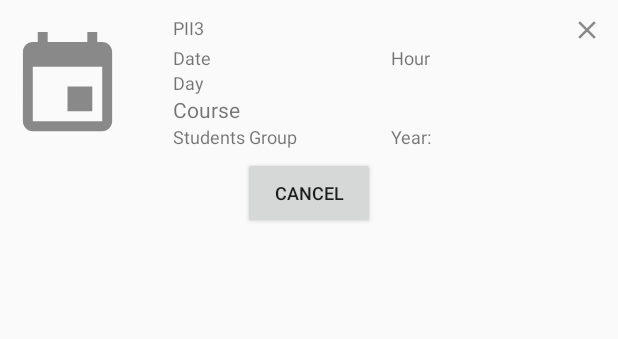
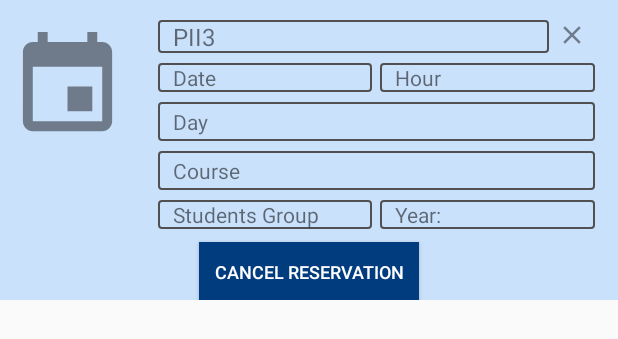
Before and after one commit to VictoriaFargutu/unibook-android, an Android app: the layout reservation_quick_view_layout.xml on its own in the app's theme, with its tools: preview values and no code run, on a phone screen of 412 x 824 dp. Shown: the top 339 px of the screen. Run offline under Robolectric (Android 15) with nearby library versions, the phone set to English and light mode, and no system bars; network calls fail.

Commit message:
A little change to quick view layout

```diff
--- a/app/src/main/java/com/fargutuvictoria/unibook/ui/home/adapter/classroom/ClassroomListViewAdapter.java
+++ b/app/src/main/java/com/fargutuvictoria/unibook/ui/home/adapter/classroom/ClassroomListViewAdapter.java
@@ -6,7 +6,6 @@ import android.view.View;
 import android.view.ViewGroup;
 import android.widget.ImageView;
 import android.widget.TextView;
-import android.widget.Toast;
 
 import com.fargutuvictoria.commons.model.Classroom;
 import com.fargutuvictoria.unibook.R;
@@ -59,7 +58,7 @@ public class ClassroomListViewAdapter extends RecyclerView.Adapter<ClassroomList
             itemView.setOnClickListener(new View.OnClickListener() {
                 @Override
                 public void onClick(View view) {
-                    Toast.makeText(itemView.getContext(), "Under development", Toast.LENGTH_SHORT).show();
+                    actionHandler.onArrowClick(classroom);
                 }
             });
 
--- a/app/src/main/java/com/fargutuvictoria/unibook/ui/home/classroom/lab/LabRoomContract.java
+++ b/app/src/main/java/com/fargutuvictoria/unibook/ui/home/classroom/lab/LabRoomContract.java
@@ -8,6 +8,7 @@ import java.util.List;
 public interface LabRoomContract {
     interface Fragment {
         void showLabRoomsLoaded(List<Classroom> classrooms);
+        void openReservationActivity();
     }
 
     interface Presenter extends ActionHandler {
--- a/app/src/main/java/com/fargutuvictoria/unibook/ui/home/classroom/lab/LabRoomFragment.java
+++ b/app/src/main/java/com/fargutuvictoria/unibook/ui/home/classroom/lab/LabRoomFragment.java
@@ -1,5 +1,6 @@
 package com.fargutuvictoria.unibook.ui.home.classroom.lab;
 
+import android.content.Intent;
 import android.os.Bundle;
 import android.support.annotation.NonNull;
 import android.support.annotation.Nullable;
@@ -14,6 +15,7 @@ import com.fargutuvictoria.commons.model.Classroom;
 import com.fargutuvictoria.unibook.R;
 import com.fargutuvictoria.unibook.UnibookApplication;
 import com.fargutuvictoria.unibook.ui.home.adapter.classroom.ClassroomListViewAdapter;
+import com.fargutuvictoria.unibook.ui.reservation.ReservationActivity;
 
 import java.util.List;
 
@@ -41,4 +43,10 @@ public class LabRoomFragment extends Fragment implements LabRoomContract.Fragmen
         classroomsRecycler.setAdapter(recylerAdapter);
         classroomsRecycler.setLayoutManager(new LinearLayoutManager(UnibookApplication.getInstance()));
     }
+
+    @Override
+    public void openReservationActivity() {
+        Intent intent = new Intent(this.getActivity(), ReservationActivity.class);
+        startActivity(intent);
+    }
 }
--- a/app/src/main/java/com/fargutuvictoria/unibook/ui/home/classroom/lab/LabRoomPresenter.java
+++ b/app/src/main/java/com/fargutuvictoria/unibook/ui/home/classroom/lab/LabRoomPresenter.java
@@ -19,7 +19,7 @@ public class LabRoomPresenter implements LabRoomContract.Presenter, LaboratoryRo
 
     @Override
     public void onArrowClick(Classroom classroom) {
-
+        fragment.openReservationActivity();
     }
 
     @Override
--- a/app/src/main/java/com/fargutuvictoria/unibook/ui/home/classroom/seminar/SeminarRoomContract.java
+++ b/app/src/main/java/com/fargutuvictoria/unibook/ui/home/classroom/seminar/SeminarRoomContract.java
@@ -9,6 +9,7 @@ import java.util.List;
 public interface SeminarRoomContract {
     interface Fragment {
         void showSeminarRoomsLoaded(List<Classroom> classrooms);
+        void openReservationActivity();
     }
 
     interface Presenter extends ActionHandler {
--- a/app/src/main/java/com/fargutuvictoria/unibook/ui/home/classroom/seminar/SeminarRoomFragment.java
+++ b/app/src/main/java/com/fargutuvictoria/unibook/ui/home/classroom/seminar/SeminarRoomFragment.java
@@ -1,5 +1,6 @@
 package com.fargutuvictoria.unibook.ui.home.classroom.seminar;
 
+import android.content.Intent;
 import android.os.Bundle;
 import android.support.annotation.NonNull;
 import android.support.annotation.Nullable;
@@ -14,6 +15,7 @@ import com.fargutuvictoria.commons.model.Classroom;
 import com.fargutuvictoria.unibook.R;
 import com.fargutuvictoria.unibook.UnibookApplication;
 import com.fargutuvictoria.unibook.ui.home.adapter.classroom.ClassroomListViewAdapter;
+import com.fargutuvictoria.unibook.ui.reservation.ReservationActivity;
 
 import java.util.List;
 
@@ -45,4 +47,10 @@ public class SeminarRoomFragment extends Fragment implements SeminarRoomContract
         classroomsRecycler.setAdapter(recylerAdapter);
         classroomsRecycler.setLayoutManager(new LinearLayoutManager(UnibookApplication.getInstance()));
     }
+
+    @Override
+    public void openReservationActivity() {
+        Intent intent = new Intent(this.getActivity(), ReservationActivity.class);
+        startActivity(intent);
+    }
 }
--- a/app/src/main/java/com/fargutuvictoria/unibook/ui/home/classroom/seminar/SeminarRoomPresenter.java
+++ b/app/src/main/java/com/fargutuvictoria/unibook/ui/home/classroom/seminar/SeminarRoomPresenter.java
@@ -20,7 +20,7 @@ public class SeminarRoomPresenter implements SeminarRoomContract.Presenter, Semi
 
     @Override
     public void onArrowClick(Classroom classroom) {
-
+        fragment.openReservationActivity();
     }
 
     @Override
--- /dev/null
+++ b/app/src/main/res/drawable/border_background.xml
@@ -0,0 +1,8 @@
+<?xml version="1.0" encoding="utf-8"?>
+<shape xmlns:android="http://schemas.android.com/apk/res/android"
+    android:shape="rectangle">
+    <stroke
+        android:width="1dp"
+        android:color="@color/darkGray" />
+    <corners android:radius="2dp" />
+</shape>
--- a/app/src/main/res/layout/fragment_list.xml
+++ b/app/src/main/res/layout/fragment_list.xml
@@ -2,8 +2,7 @@
 <RelativeLayout xmlns:android="http://schemas.android.com/apk/res/android"
     android:layout_width="match_parent"
     android:layout_height="match_parent"
-    android:orientation="vertical"
-    android:paddingBottom="8dp">
+    android:orientation="vertical">
 
     <android.support.v7.widget.RecyclerView
         android:id="@+id/recycler_view"
--- a/app/src/main/res/layout/reservation_quick_view_layout.xml
+++ b/app/src/main/res/layout/reservation_quick_view_layout.xml
@@ -1,7 +1,8 @@
 <?xml version="1.0" encoding="utf-8"?>
 <LinearLayout xmlns:android="http://schemas.android.com/apk/res/android"
     android:layout_width="match_parent"
-    android:layout_height="wrap_content"
+    android:layout_height="200dp"
+    android:background="@color/quickViewBackgroundColor"
     android:orientation="vertical">
 
     <LinearLayout
@@ -31,12 +32,14 @@
             android:layout_marginTop="10dp"
             android:orientation="vertical"
             android:paddingBottom="5dp"
-            android:paddingLeft="25dp"
-            android:paddingRight="5dp">
+            android:paddingEnd="15dp"
+            android:paddingStart="15dp">
 
             <RelativeLayout
                 android:layout_width="match_parent"
-                android:layout_height="wrap_content">
+                android:layout_height="wrap_content"
+                android:paddingBottom="3dp"
+                android:paddingTop="3dp">
 
 
                 <TextView
@@ -44,8 +47,10 @@
                     android:layout_width="match_parent"
                     android:layout_height="wrap_content"
                     android:layout_toStartOf="@+id/close_button"
+                    android:background="@drawable/border_background"
+                    android:paddingStart="10dp"
                     android:text="PII3"
-                    android:textSize="12sp" />
+                    android:textSize="16sp" />
 
                 <ImageView
                     android:id="@+id/close_button"
@@ -62,62 +67,91 @@
             <LinearLayout
                 android:layout_width="match_parent"
                 android:layout_height="wrap_content"
-                android:orientation="horizontal">
+                android:orientation="horizontal"
+                android:paddingBottom="3dp"
+                android:paddingTop="3dp">
 
                 <TextView
                     android:id="@+id/reservation_quick_date"
                     android:layout_width="0dp"
                     android:layout_height="wrap_content"
                     android:layout_weight="0.5"
+                    android:background="@drawable/border_background"
                     android:paddingEnd="3dp"
+                    android:paddingStart="10dp"
                     android:text="Date"
-                    android:textSize="12sp" />
+                    android:textSize="14sp" />
 
                 <TextView
                     android:id="@+id/reservation_quick_hour"
                     android:layout_width="0dp"
                     android:layout_height="wrap_content"
+                    android:layout_marginStart="5dp"
                     android:layout_weight="0.5"
+                    android:background="@drawable/border_background"
                     android:paddingEnd="3dp"
+                    android:paddingStart="10dp"
                     android:text="Hour"
-                    android:textSize="12sp" />
+                    android:textSize="14sp" />
             </LinearLayout>
 
             <TextView
                 android:id="@+id/reservation_quick_day"
                 android:layout_width="match_parent"
                 android:layout_height="wrap_content"
+                android:layout_marginBottom="3dp"
+                android:layout_marginTop="3dp"
+                android:background="@drawable/border_background"
+                android:paddingBottom="3dp"
+                android:paddingEnd="3dp"
+                android:paddingStart="10dp"
+                android:paddingTop="3dp"
                 android:text="Day"
-                android:textSize="12sp" />
+                android:textSize="14sp" />
 
             <TextView
                 android:id="@+id/reservation_quick_course"
                 android:layout_width="match_parent"
                 android:layout_height="wrap_content"
-                android:text="Course" />
+                android:layout_marginBottom="3dp"
+                android:layout_marginTop="3dp"
+                android:background="@drawable/border_background"
+                android:paddingBottom="3dp"
+                android:paddingEnd="3dp"
+                android:paddingStart="10dp"
+                android:paddingTop="3dp"
+                android:text="Course"
+                android:textSize="14sp" />
 
             <LinearLayout
                 android:layout_width="match_parent"
                 android:layout_height="wrap_content"
-                android:orientation="horizontal">
+                android:orientation="horizontal"
+                android:paddingBottom="3dp"
+                android:paddingTop="3dp">
 
                 <TextView
                     android:id="@+id/reservation_quick_students_group"
                     android:layout_width="0dp"
                     android:layout_height="wrap_content"
                     android:layout_weight="0.5"
+                    android:background="@drawable/border_background"
                     android:paddingEnd="3dp"
+                    android:paddingStart="10dp"
                     android:text="Students Group"
-                    android:textSize="12sp" />
+                    android:textSize="14sp" />
 
                 <TextView
                     android:id="@+id/reservation_quick_students_year"
                     android:layout_width="0dp"
                     android:layout_height="wrap_content"
+                    android:layout_marginStart="5dp"
                     android:layout_weight="0.5"
+                    android:background="@drawable/border_background"
                     android:paddingEnd="3dp"
+                    android:paddingStart="10dp"
                     android:text="Year: "
-                    android:textSize="12sp" />
+                    android:textSize="14sp" />
             </LinearLayout>
 
         </LinearLayout>
@@ -127,9 +161,14 @@
     <Button
         android:id="@+id/quick_cancel_reservation"
         android:layout_width="wrap_content"
-        android:layout_height="wrap_content"
+        android:layout_height="40dp"
         android:layout_gravity="center"
-        android:text="Cancel"
+        android:layout_marginBottom="6dp"
+        android:background="@color/colorPrimary"
+        android:paddingEnd="10dp"
+        android:paddingStart="10dp"
+        android:text="@string/cancel_reservation"
+        android:textColor="@color/secondaryTextColor"
         android:textSize="12sp" />
 
 </LinearLayout>
--- a/app/src/main/res/values/colors.xml
+++ b/app/src/main/res/values/colors.xml
@@ -9,4 +9,6 @@
     <color name="primaryTextColor">#1565C0</color>
     <color name="secondaryTextColor">#fff</color>
     <color name="freeToReserveBackgroundItem">#6c0e5bb1</color>
+    <color name="quickViewBackgroundColor">#6c87bdf9</color>
+    <color name="darkGray">#505050</color>
 </resources>
--- a/app/src/main/res/values/strings.xml
+++ b/app/src/main/res/values/strings.xml
@@ -15,4 +15,5 @@
     <string name="no">No</string>
     <string name="myReservations">My Reservations</string>
     <string name="makeReservation">Make Reservation</string>
+    <string name="cancel_reservation">Cancel Reservation</string>
 </resources>
```
